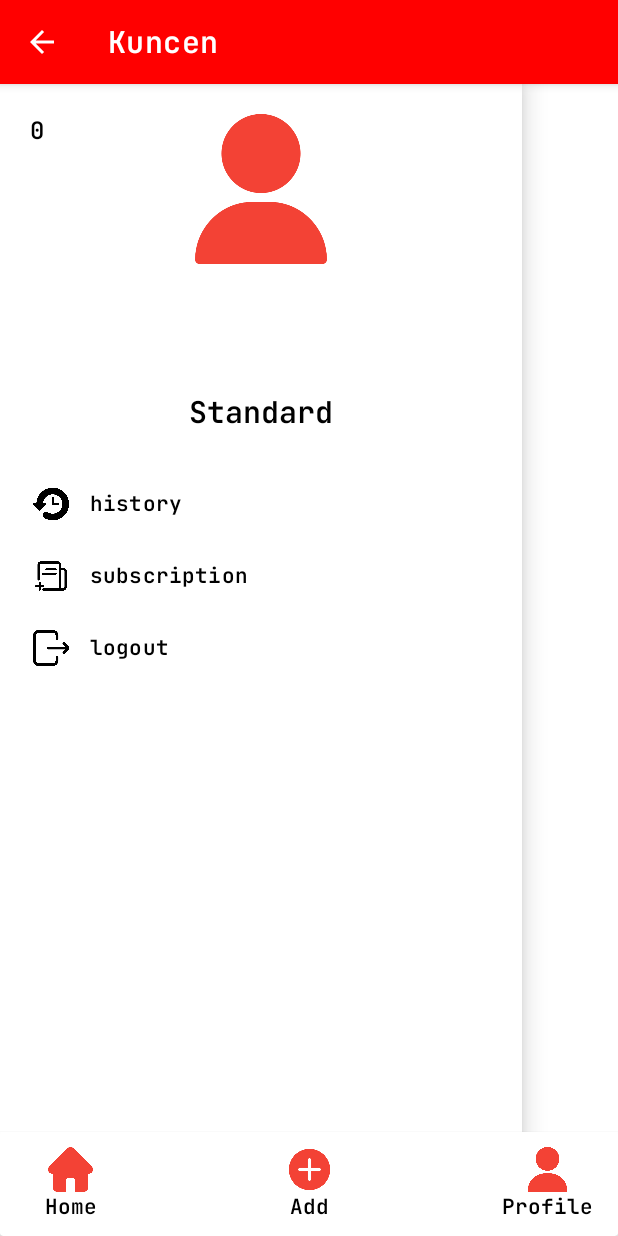
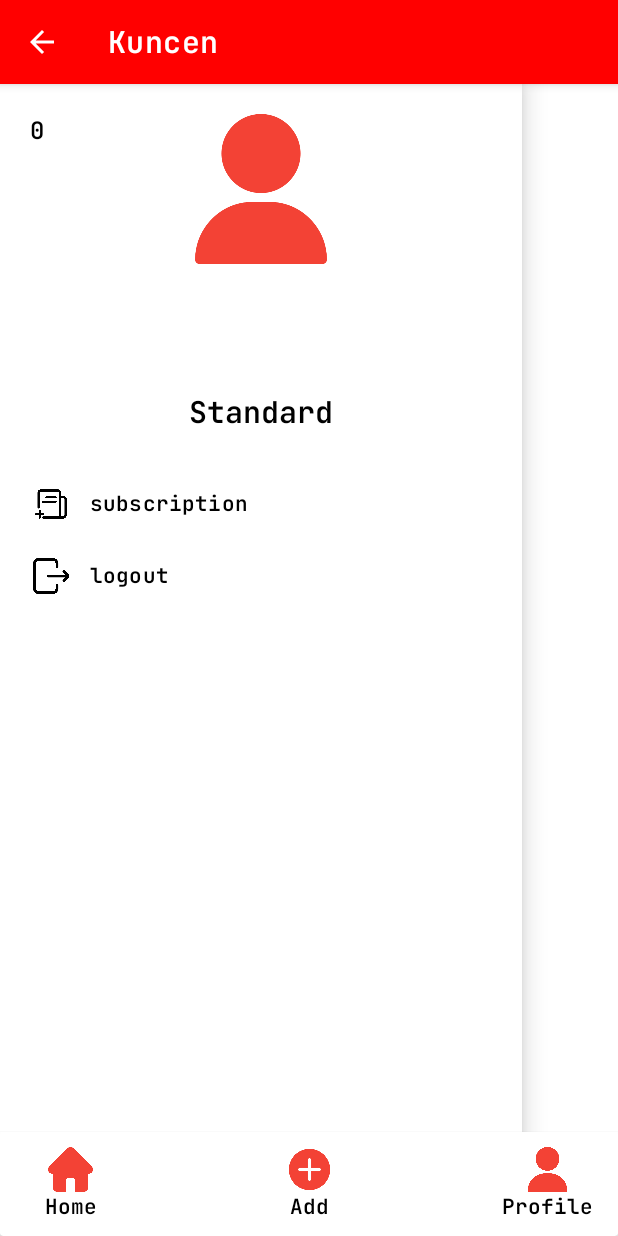
Before and after one commit to mpuss37/kuncen_mobile, an Android app: the MenuManager screen opened directly, with no data from a screen before it, after a tap on an icon or button, on a phone screen of 412 x 824 dp. Run offline under Robolectric (Android 15) with nearby library versions, the phone set to English and light mode, and no system bars; 3 statements that could not run were skipped.

```diff
--- a/app/build.gradle
+++ b/app/build.gradle
@@ -31,7 +31,7 @@ android {
 dependencies {
 
     implementation 'androidx.appcompat:appcompat:1.6.1'
-    implementation 'com.google.android.material:material:1.10.0'
+    implementation 'com.google.android.material:material:1.5.0'
     implementation 'androidx.constraintlayout:constraintlayout:2.1.4'
     implementation 'androidx.legacy:legacy-support-v4:1.0.0'
     testImplementation 'junit:junit:4.13.2'
--- a/app/src/main/java/com/example/kuncen/View/MenuManager.java
+++ b/app/src/main/java/com/example/kuncen/View/MenuManager.java
@@ -254,7 +254,7 @@ public class MenuManager extends MainActivity {
                             }
                         } else {
                             int id_data = dataPasswordHandler.countData(id_user);
-                            if (id_data < 10) {
+                            if (id_data < 3) {
                                 insertData(id_user, name_website, username, passEncypt, alertDialog);
                             } else {
                                 Toast.makeText(MenuManager.this, "paid for access", Toast.LENGTH_SHORT).show();
--- a/app/src/main/res/menu/side_body_menu.xml
+++ b/app/src/main/res/menu/side_body_menu.xml
@@ -1,9 +1,9 @@
 <?xml version="1.0" encoding="utf-8"?>
 <menu xmlns:android="http://schemas.android.com/apk/res/android">
-    <item
-        android:id="@+id/history"
-        android:icon="@drawable/history"
-        android:title="history" />
+<!--    <item-->
+<!--        android:id="@+id/history"-->
+<!--        android:icon="@drawable/history"-->
+<!--        android:title="history" />-->
     <item
         android:id="@+id/subscription"
         android:icon="@drawable/subs"
```
